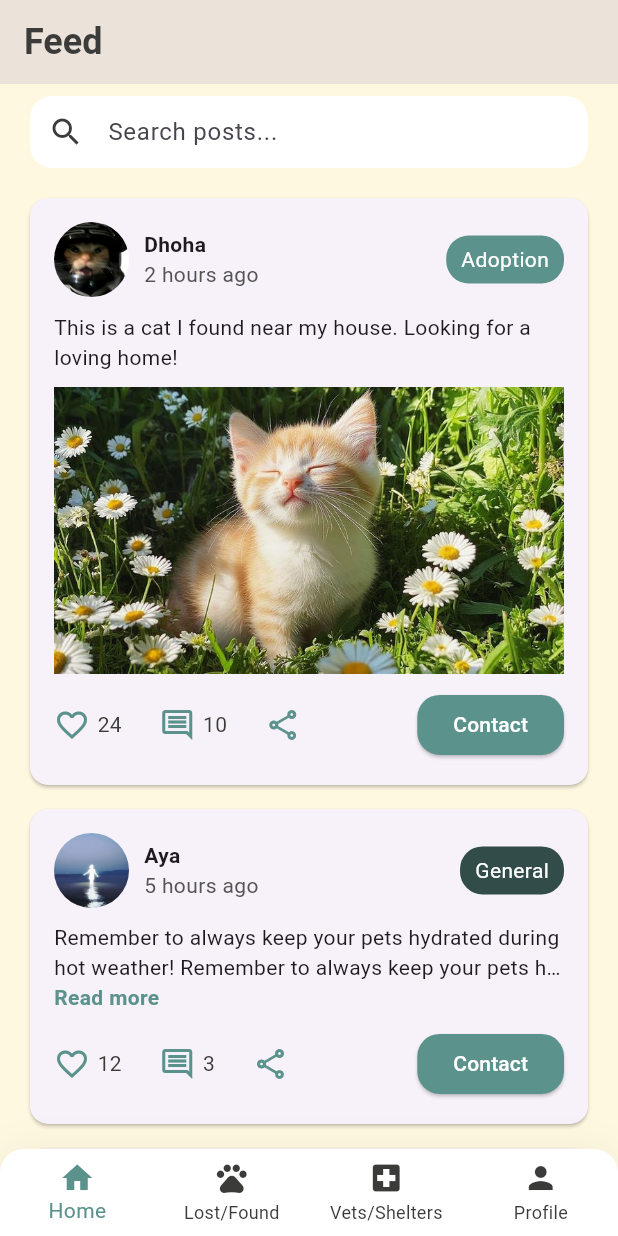
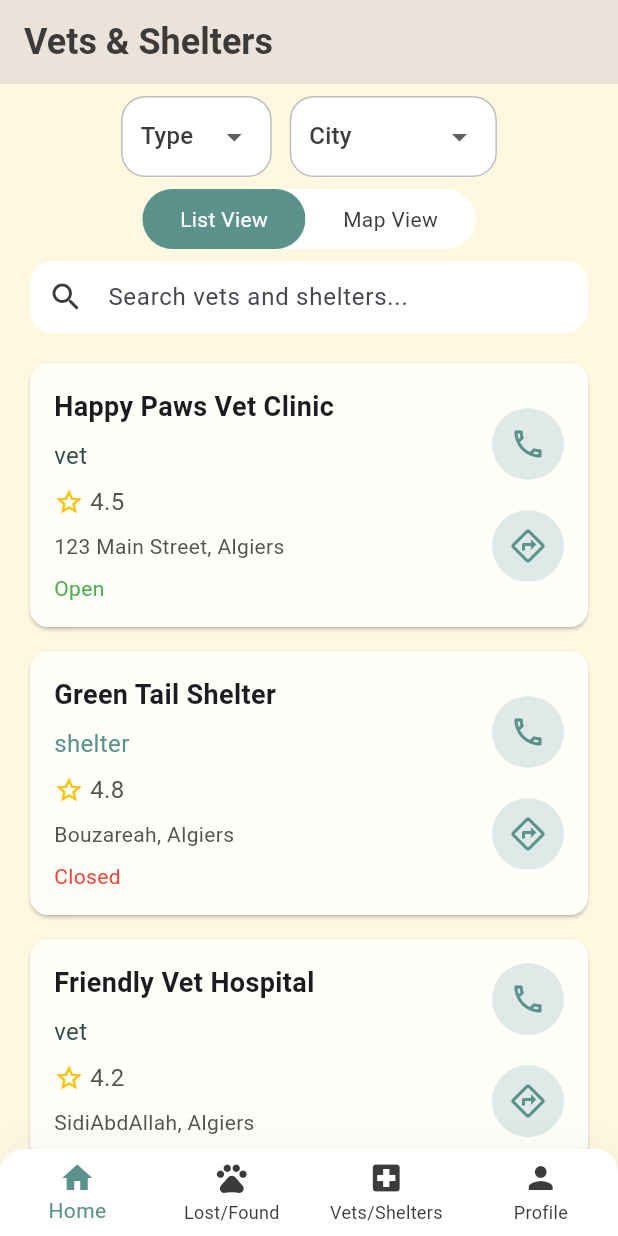
Before and after one commit to ayaaa321/Youppie-, a Flutter app: the screen it shows after launch, on a phone screen of 412 x 824 dp. Run offline on Flutter 3.47's test engine with Material 3 defaults, Android fonts, the phone set to English and light mode, and no system bars.

Commit message:
add vet/shelter page with its widgets

```diff
--- a/lib/main.dart
+++ b/lib/main.dart
@@ -1,5 +1,5 @@
 import 'package:flutter/material.dart';
-import 'presentation/screens/home/feed_screen.dart';
+import 'package:youppie/presentation/screens/home/vets_screen.dart';
 
 void main() {
   runApp(const MyApp());
@@ -11,9 +11,9 @@ class MyApp extends StatelessWidget {
   @override
   Widget build(BuildContext context) {
     return MaterialApp(
-      title: 'My Flutter App',
+      title: 'Youppie',
       theme: ThemeData(primarySwatch: Colors.indigo),
-      home: FeedScreen(),
+      home: VetScreen(),
     );
   }
 }
--- a/lib/presentation/screens/home/feed_screen.dart
+++ b/lib/presentation/screens/home/feed_screen.dart
@@ -20,7 +20,7 @@ class _FeedScreenState extends State<FeedScreen> {
     return Scaffold(
       appBar: const CustomAppBar(
         title: "Feed",
-        fontwheight: FontWeight.bold,
+        fontWeight: FontWeight.bold,
         fontSize: 24,
         backgroundColor: AppColors.yellow,
         textColor: AppColors.black,
--- a/lib/presentation/screens/home/vets_screen.dart
+++ b/lib/presentation/screens/home/vets_screen.dart
@@ -0,0 +1,155 @@
+import 'package:flutter/material.dart';
+import 'package:youppie/presentation/widgets/app_bar.dart';
+import 'package:youppie/presentation/widgets/nav_bar.dart';
+import 'package:youppie/presentation/themes/colors.dart';
+import 'package:youppie/presentation/widgets/search_bar.dart';
+import 'package:youppie/presentation/widgets/vet_card.dart';
+import 'package:youppie/presentation/widgets/filter_button.dart';
+
+class VetScreen extends StatefulWidget {
+  const VetScreen({super.key});
+
+  @override
+  State<VetScreen> createState() => _VetScreenState();
+}
+
+class _VetScreenState extends State<VetScreen> {
+  int _currentIndex = 0;
+  bool isListView = true;
+
+  @override
+  Widget build(BuildContext context) {
+    return Scaffold(
+      appBar: const CustomAppBar(
+        title: "Vets & Shelters",
+        fontWeight: FontWeight.bold,
+        fontSize: 24,
+        backgroundColor: AppColors.yellow,
+        textColor: AppColors.black,
+      ),
+      body: Column(
+        children: [
+          Padding(
+            padding: const EdgeInsets.all(8.0),
+            child: SingleChildScrollView(
+              scrollDirection: Axis.horizontal,
+              child: Row(
+                mainAxisAlignment: MainAxisAlignment.end,
+                children: [
+                  FilterButton(
+                    hint: "Type",
+                    options: const ['vet', 'shelter'],
+                    backgroundColor: AppColors.white,
+                    dropdownColor: AppColors.white,
+                    textStyle: const TextStyle(
+                      color: AppColors.black,
+                      fontSize: 16,
+                    ),
+                  ),
+                  FilterButton(
+                    hint: "City",
+                    options: const ['Algeirs', 'Constantine', 'Oran', 'Annaba'],
+                    backgroundColor: AppColors.white,
+                    dropdownColor: AppColors.white,
+                    textStyle: const TextStyle(
+                      color: AppColors.black,
+                      fontSize: 16,
+                    ),
+                  ),
+                ],
+              ),
+            ),
+          ),
+          Container(
+            decoration: BoxDecoration(
+              color: Colors.white,
+              borderRadius: BorderRadius.circular(25),
+            ),
+            child: Row(
+              mainAxisSize: MainAxisSize.min,
+              children: [
+                GestureDetector(
+                  onTap: () => setState(() => isListView = true),
+                  child: Container(
+                    padding: const EdgeInsets.symmetric(
+                      vertical: 10,
+                      horizontal: 25,
+                    ),
+                    decoration: BoxDecoration(
+                      color: isListView ? AppColors.green : Colors.white,
+                      borderRadius: BorderRadius.circular(25),
+                    ),
+                    child: Text(
+                      "List View",
+                      style: TextStyle(
+                        color: isListView ? Colors.white : AppColors.black,
+                      ),
+                    ),
+                  ),
+                ),
+                GestureDetector(
+                  onTap: () => setState(() => isListView = false),
+                  child: Container(
+                    padding: const EdgeInsets.symmetric(
+                      vertical: 10,
+                      horizontal: 25,
+                    ),
+                    decoration: BoxDecoration(
+                      color: !isListView ? AppColors.green : Colors.white,
+                      borderRadius: BorderRadius.circular(25),
+                    ),
+                    child: Text(
+                      "Map View",
+                      style: TextStyle(
+                        color: !isListView ? Colors.white : AppColors.black,
+                      ),
+                    ),
+                  ),
+                ),
+              ],
+            ),
+          ),
+
+          CustomSearchBar(
+            controller: TextEditingController(),
+            hint: 'Search vets and shelters...',
+            onChanged: (value) {},
+          ),
+          Expanded(
+            child: ListView(
+              padding: const EdgeInsets.all(8),
+              children: const [
+                VetCard(
+                  name: "Happy Paws Vet Clinic",
+                  rating: "4.5",
+                  type: "vet",
+                  address: "123 Main Street, Algiers",
+                  status: "Open",
+                ),
+                VetCard(
+                  name: "Green Tail Shelter",
+                  rating: "4.8",
+                  type: "shelter",
+                  address: "Bouzareah, Algiers",
+                  status: "Closed",
+                ),
+                VetCard(
+                  name: "Friendly Vet Hospital",
+                  rating: "4.2",
+                  type: "vet",
+                  address: "SidiAbdAllah, Algiers",
+                ),
+              ],
+            ),
+          ),
+        ],
+      ),
+      backgroundColor: AppColors.yellow,
+
+      bottomNavigationBar: CustomBottomNav(
+        currentIndex: _currentIndex,
+        onTap: (index) => setState(() => _currentIndex = index),
+      ),
+    );
+  }
+}
--- a/lib/presentation/themes/colors.dart
+++ b/lib/presentation/themes/colors.dart
@@ -9,4 +9,6 @@ class AppColors {
   static const Color white = Color.fromARGB(255, 255, 255, 255);
   static const Color grey = Color.fromARGB(255, 83, 83, 83);
   static const Color darkGreen = Color.fromARGB(255, 49, 76, 73);
+  static const Color lightGreen = Color(0xFFDEE9E8);
+  static const Color lightYellow = Color.fromARGB(255, 255, 254, 249);
 }
--- a/lib/presentation/widgets/app_bar.dart
+++ b/lib/presentation/widgets/app_bar.dart
@@ -4,7 +4,7 @@ class CustomAppBar extends StatelessWidget implements PreferredSizeWidget {
   final String title;
   final Color? textColor;
   final double? fontSize;
-  final FontWeight? fontwheight;
+  final FontWeight? fontWeight;
   final Widget? leading;
   final List<Widget>? actions;
   final Color? backgroundColor;
@@ -15,7 +15,7 @@ class CustomAppBar extends StatelessWidget implements PreferredSizeWidget {
     this.leading,
     this.textColor,
     this.fontSize,
-    this.fontwheight,
+    this.fontWeight,
     this.actions,
     this.backgroundColor,
     this.height = kToolbarHeight,
@@ -31,7 +31,7 @@ class CustomAppBar extends StatelessWidget implements PreferredSizeWidget {
             title,
             style: TextStyle(
               color: textColor ?? const Color(0xFF3B3B3A),
-              fontWeight: fontwheight ?? FontWeight.w600,
+              fontWeight: fontWeight ?? FontWeight.w600,
               fontSize: fontSize ?? 20,
             ),
           ),
--- /dev/null
+++ b/lib/presentation/widgets/filter_button.dart
@@ -0,0 +1,61 @@
+import 'package:flutter/material.dart';
+
+class FilterButton extends StatefulWidget {
+  final List<String> options;
+  final Color backgroundColor;
+  final Color dropdownColor;
+  final TextStyle textStyle;
+  final String? hint;
+
+  const FilterButton({
+    super.key,
+    required this.options,
+    this.backgroundColor = Colors.white,
+    this.dropdownColor = Colors.white,
+    this.textStyle = const TextStyle(color: Colors.black),
+    this.hint = "Select",
+  });
+
+  @override
+  State<FilterButton> createState() => _FilterButtonState();
+}
+
+class _FilterButtonState extends State<FilterButton> {
+  String? selectedOption;
+
+  @override
+  Widget build(BuildContext context) {
+    return Container(
+      margin: const EdgeInsets.symmetric(horizontal: 6),
+      padding: const EdgeInsets.symmetric(horizontal: 12, vertical: 2),
+      decoration: BoxDecoration(
+        color: widget.backgroundColor,
+        borderRadius: BorderRadius.circular(16),
+        border: Border.all(color: Colors.grey.shade400),
+      ),
+      child: Theme(
+        data: Theme.of(context).copyWith(
+          highlightColor: Colors.transparent,
+          focusColor: Colors.transparent,
+          splashColor: Colors.transparent,
+        ),
+        child: DropdownButtonHideUnderline(
+          child: DropdownButton<String>(
+            value: selectedOption,
+            hint: Text(widget.hint!, style: widget.textStyle),
+            items: widget.options
+                .map(
+                  (option) => DropdownMenuItem(
+                    value: option,
+                    child: Text(option, style: widget.textStyle),
+                  ),
+                )
+                .toList(),
+            onChanged: (value) => setState(() => selectedOption = value),
+            dropdownColor: widget.dropdownColor,
+          ),
+        ),
+      ),
+    );
+  }
+}
--- a/lib/presentation/widgets/post_card.dart
+++ b/lib/presentation/widgets/post_card.dart
@@ -29,6 +29,7 @@ class PostCard extends StatelessWidget {
   @override
   Widget build(BuildContext context) {
     return Card(
+      color: AppColors.lightYellow,
       margin: const EdgeInsets.symmetric(vertical: 8, horizontal: 12),
       child: Padding(
         padding: const EdgeInsets.all(16.0),
--- /dev/null
+++ b/lib/presentation/widgets/vet_card.dart
@@ -0,0 +1,125 @@
+import 'package:flutter/material.dart';
+import 'package:youppie/presentation/themes/colors.dart';
+
+class VetCard extends StatelessWidget {
+  final String name; // vet name
+  final String rating;
+  final String type; // vet or shelter
+  final String address;
+  final String? status; // open or closed
+
+  const VetCard({
+    super.key,
+    required this.name,
+    required this.rating,
+    required this.type,
+    required this.address,
+    this.status,
+  });
+  static var cardTypeColor = {
+    'shelter': AppColors.green,
+    'vet': AppColors.darkGreen,
+  };
+  @override
+  Widget build(BuildContext context) {
+    return Card(
+      color: AppColors.lightYellow,
+      margin: const EdgeInsets.symmetric(vertical: 8, horizontal: 12),
+      child: Padding(
+        padding: const EdgeInsets.all(16.0),
+        child: Row(
+          children: [
+            Column(
+              crossAxisAlignment: CrossAxisAlignment.start,
+              children: [
+                Text(
+                  name,
+                  style: const TextStyle(
+                    fontWeight: FontWeight.bold,
+                    fontSize: 18,
+                  ),
+                ),
+                const SizedBox(height: 8),
+
+                Text(
+                  type,
+                  style: TextStyle(
+                    color: cardTypeColor[type.toLowerCase()] ?? AppColors.grey,
+                    fontSize: 16,
+                  ),
+                ),
+                const SizedBox(height: 8),
+                Row(
+                  children: [
+                    Icon(Icons.star_outline, color: Colors.amber, size: 20),
+                    const SizedBox(width: 4),
+                    Text(
+                      rating,
+                      style: const TextStyle(
+                        fontSize: 16,
+                        color: AppColors.grey,
+                      ),
+                    ),
+                  ],
+                ),
+                const SizedBox(height: 8),
+                Text(
+                  address,
+                  style: const TextStyle(fontSize: 14, color: AppColors.grey),
+                ),
+                if (status != null) ...[
+                  const SizedBox(height: 8),
+                  Text(
+                    status!,
+                    style: TextStyle(
+                      color: status!.toLowerCase() == 'open'
+                          ? Colors.green
+                          : Colors.red,
+                      fontSize: 14,
+                    ),
+                  ),
+                ],
+              ],
+            ),
+            const Spacer(),
+            Column(
+              children: [
+                Container(
+                  decoration: BoxDecoration(
+                    color: AppColors.lightGreen, // background color you want
+                    shape: BoxShape.circle,
+                  ),
+                  child: IconButton(
+                    icon: const Icon(
+                      Icons.phone_outlined,
+                      color: AppColors.green,
+                    ),
+                    onPressed: () {
+                      // Implement map functionality
+                    },
+                  ),
+                ),
+                const SizedBox(height: 20),
+                Container(
+                  decoration: BoxDecoration(
+                    color: AppColors.lightGreen, // background color you want
+                    shape: BoxShape.circle,
+                  ),
+                  child: IconButton(
+                    icon: const Icon(
+                      Icons.directions_outlined,
+                      color: AppColors.green,
+                    ),
+                    onPressed: () {
+                      // Implement map functionality
+                    },
+                  ),
+                ),
+              ],
+            ),
+          ],
+        ),
+      ),
+    );
+  }
+}
```
